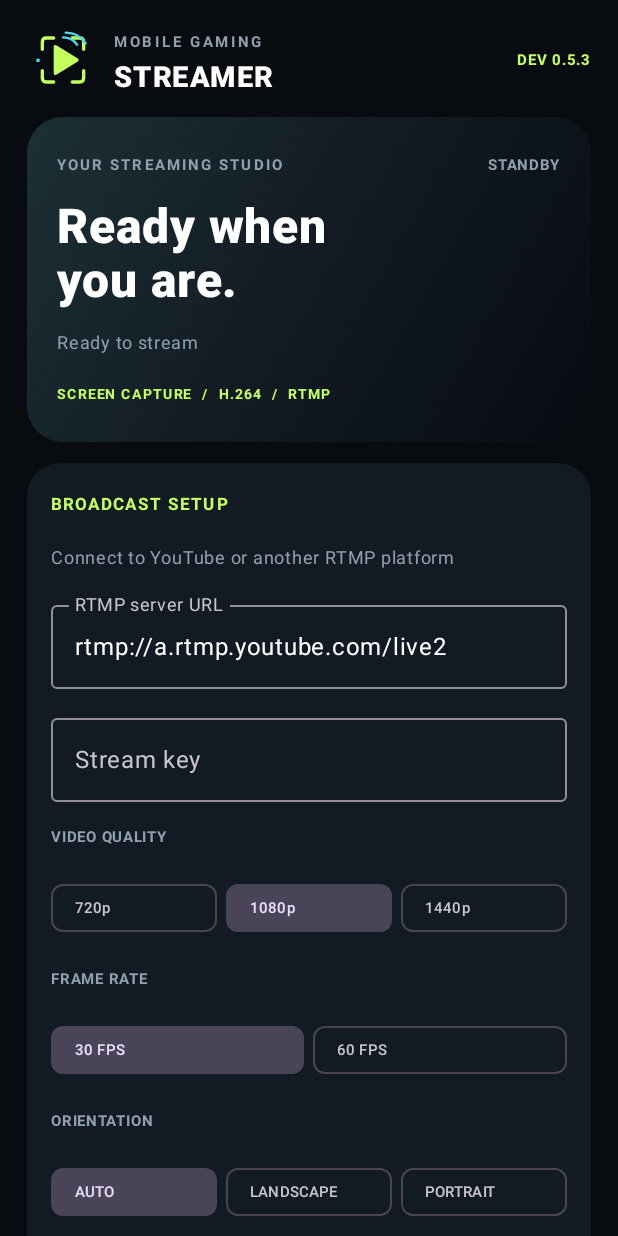
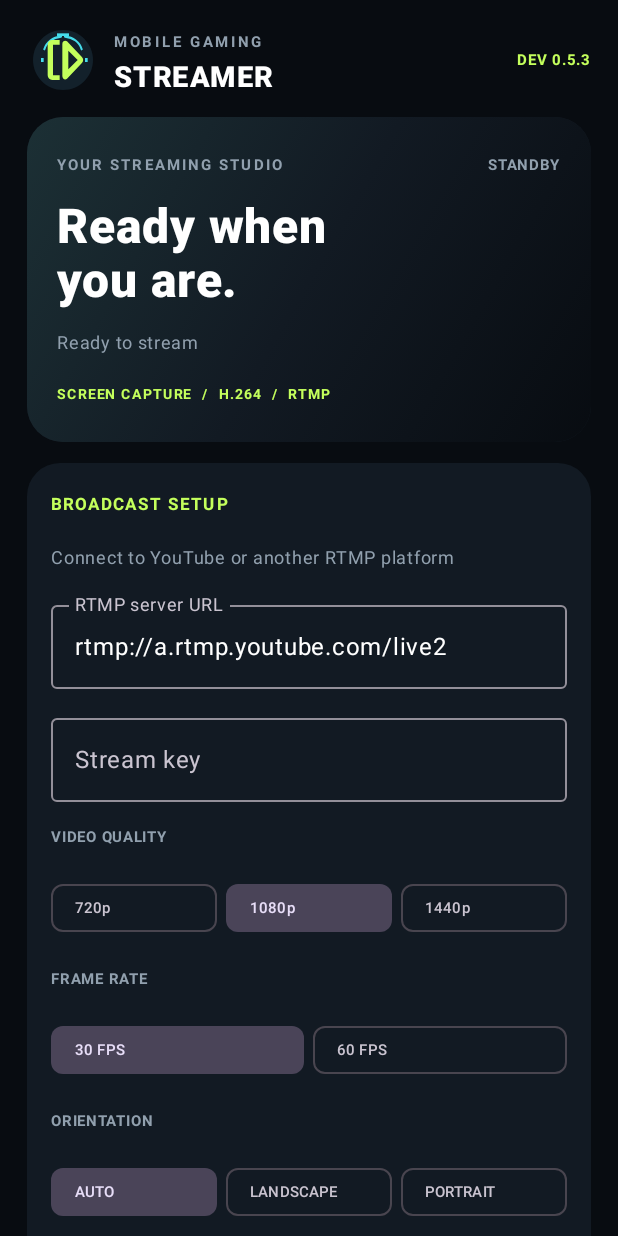
Before and after one commit to JUBERSALEEM/MobileGamingStreamer, an Android app built with Jetpack Compose: the screen it shows after launch (MainActivity), on a phone screen of 412 x 824 dp. Run offline under Robolectric (Android 15) with nearby library versions, the phone set to English and light mode, and no system bars.

Commit message:
design: refresh launcher mark with a broadcast-play identity

```diff
--- a/app/src/main/res/drawable/ic_launcher_foreground.xml
+++ b/app/src/main/res/drawable/ic_launcher_foreground.xml
@@ -5,22 +5,27 @@
     android:viewportWidth="108"
     android:viewportHeight="108">
     <path
-        android:fillColor="#00000000"
-        android:strokeColor="#C4FF5C"
-        android:strokeWidth="5"
-        android:strokeLineCap="round"
-        android:strokeLineJoin="round"
-        android:pathData="M23,38 L23,27 Q23,21 29,21 L40,21 M68,21 L79,21 Q85,21 85,27 L85,38 M85,70 L85,81 Q85,87 79,87 L68,87 M40,87 L29,87 Q23,87 23,81 L23,70" />
-    <path
-        android:fillColor="#C4FF5C"
-        android:pathData="M40,34 Q40,30 44,32 L75,51 Q80,54 75,57 L44,76 Q40,78 40,73 Z" />
+        android:fillColor="#13212B"
+        android:pathData="M54,9 C78.85,9 99,29.15 99,54 C99,78.85 78.85,99 54,99 C29.15,99 9,78.85 9,54 C9,29.15 29.15,9 54,9 Z" />
     <path
         android:fillColor="#00000000"
         android:strokeColor="#45DCEB"
-        android:strokeWidth="3.5"
+        android:strokeWidth="3.2"
         android:strokeLineCap="round"
-        android:pathData="M54,20 Q68,20 75,31 M58,13 Q78,13 88,29" />
+        android:pathData="M26,38 C29,27 39,20 51,19 M82,38 C79,27 69,20 57,19" />
+    <path
+        android:fillColor="#C4FF5C"
+        android:pathData="M31,31 C31,27 34,24 38,24 L49,24 L49,31 L39,31 L39,77 L49,77 L49,84 L38,84 C34,84 31,81 31,77 Z" />
+    <path
+        android:fillColor="#C4FF5C"
+        android:pathData="M53,30 C53,26 57,24 60,26 L82,49 C85,52 85,56 82,59 L60,82 C57,85 53,82 53,78 Z" />
+    <path
+        android:fillColor="#13212B"
+        android:pathData="M62,40 L76,54 L62,68 Z" />
     <path
         android:fillColor="#45DCEB"
-        android:pathData="M19,52 L19,57 L14,57 L14,52 Z" />
+        android:pathData="M21,51 L25,51 L25,57 L21,57 Z M87,51 L91,51 L91,57 L87,57 Z" />
+    <path
+        android:fillColor="#45DCEB"
+        android:pathData="M45,14 L63,14 L63,18 L45,18 Z" />
 </vector>
```
